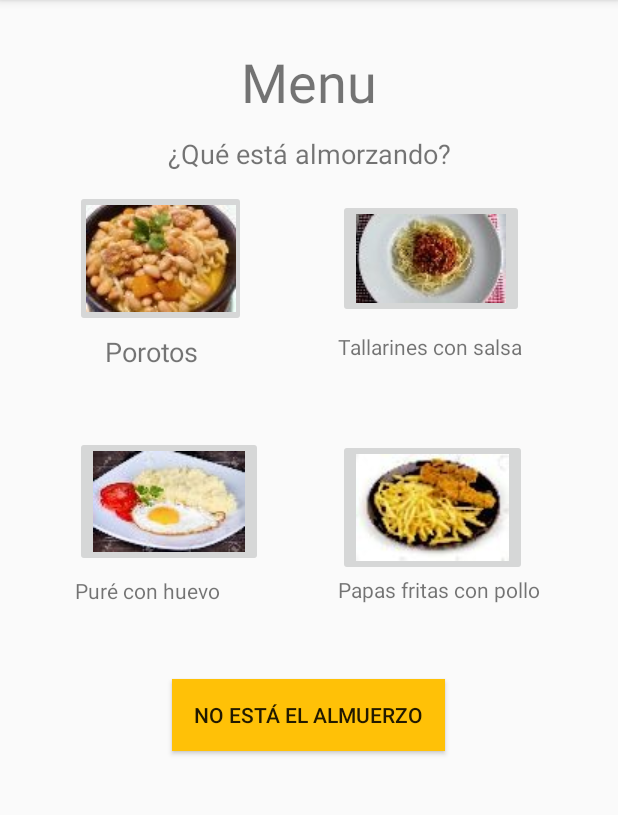
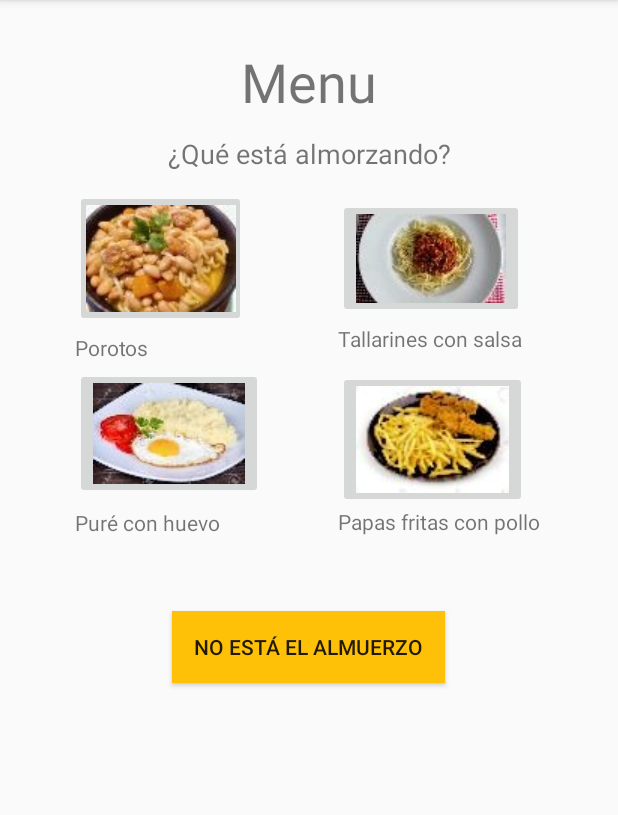
Before and after one commit to Lmorales3/ProyectoQuack, an Android app: the EleccionComidaActivity screen opened directly, with no data from a screen before it, on a phone screen of 412 x 824 dp, the part 84-899 px from its top. Run offline under Robolectric (Android 15) with nearby library versions, the phone set to English and light mode, and no system bars.

Commit message:
Pasar xml de publicacion

```diff
--- a/app/src/main/res/layout/escoger_comida.xml
+++ b/app/src/main/res/layout/escoger_comida.xml
@@ -46,7 +46,7 @@
             android:textSize="18sp" />
 
         <ImageButton
-            android:id="@+id/imageButton11"
+            android:id="@+id/foto_comida1"
             android:layout_width="114dp"
             android:layout_height="wrap_content"
             android:layout_marginLeft="50dp"
@@ -55,7 +55,7 @@
             tools:ignore="OnClick" />
 
         <ImageButton
-            android:id="@+id/imageButton12"
+            android:id="@+id/foto_comida2"
             android:layout_width="wrap_content"
             android:layout_height="wrap_content"
             android:layout_marginLeft="225dp"
@@ -65,16 +65,16 @@
             tools:ignore="OnClick" />
 
         <TextView
-            android:id="@+id/textView5"
+            android:id="@+id/texto_comida1"
             android:layout_width="wrap_content"
             android:layout_height="wrap_content"
-            android:layout_marginLeft="70dp"
+            android:layout_marginLeft="50dp"
             android:layout_marginTop="10dp"
             android:text="Porotos"
-            android:textSize="18sp" />
+            android:textSize="14sp" />
 
         <TextView
-            android:id="@+id/textView6"
+            android:id="@+id/texto_comida2"
             android:layout_width="wrap_content"
             android:layout_height="wrap_content"
             android:layout_marginLeft="225dp"
@@ -82,17 +82,15 @@
             android:text="Tallarines con salsa" />
 
         <ImageButton
-            android:id="@+id/imageButton13"
+            android:id="@+id/foto_comida3"
             android:layout_width="wrap_content"
             android:layout_height="wrap_content"
             android:layout_marginLeft="50dp"
-            android:layout_marginTop="50dp"
-            android:onClick="valorar_comida_normal"
-            app:srcCompat="@drawable/purechuevo"
-            tools:ignore="OnClick" />
+            android:layout_marginTop="10dp"
+            app:srcCompat="@drawable/purechuevo" />
 
         <ImageButton
-            android:id="@+id/imageButton14"
+            android:id="@+id/foto_comida4"
             android:layout_width="wrap_content"
             android:layout_height="wrap_content"
             android:layout_marginLeft="225dp"
@@ -102,14 +100,14 @@
             tools:ignore="OnClick" />
 
         <TextView
-            android:id="@+id/textView7"
+            android:id="@+id/texto_comida3"
             android:layout_width="wrap_content"
             android:layout_height="wrap_content"
             android:layout_marginLeft="50dp"
             android:text="Puré con huevo" />
 
         <TextView
-            android:id="@+id/textView8"
+            android:id="@+id/texto_comida4"
             android:layout_width="wrap_content"
             android:layout_height="wrap_content"
             android:layout_marginLeft="225dp"
```
Also changed, not shown: app/src/main/java/com/example/proyectoquack/Activities/EleccionMenuActivity.java (+0 -7 lines), app/src/main/java/com/example/proyectoquack/Activities/MenuNormalActivity.java (+53 -2 lines), app/src/main/java/com/example/proyectoquack/Activities/ValorarComentarActivity.java (+25 -1 lines), app/src/main/res/layout/menu_valorar_comida.xml (+15 -16 lines), app/src/main/res/drawable/papasconpoio.jpg (added), app/src/main/res/drawable/porotos.jpg (added), app/src/main/res/drawable/purechuevo.jpg (added), app/src/main/res/drawable/sincomida.png (added), app/src/main/res/drawable/tallarinessalsa.jpg (added).
